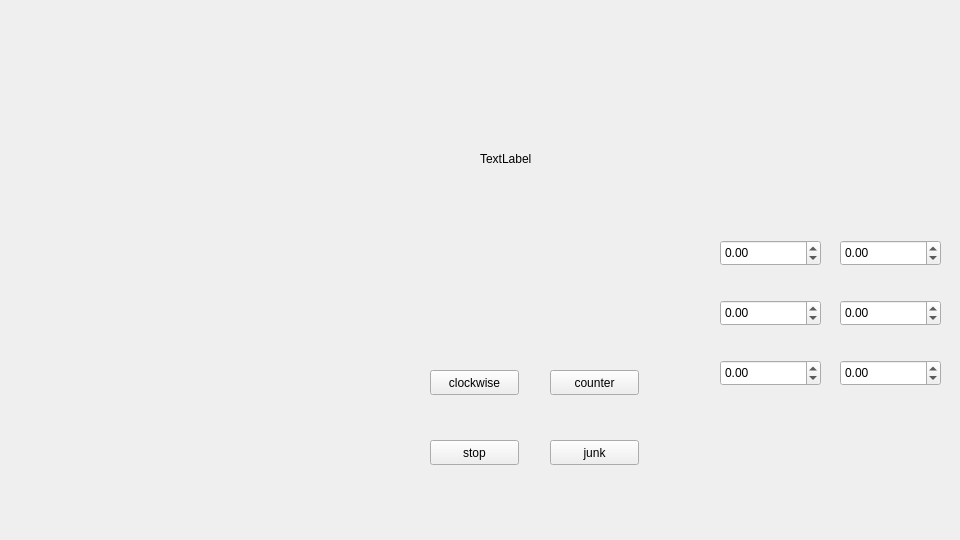
This is cppCode/src/widget.ui in goodvsme/Robot-SemseterProject2 as Qt 5 draws it before an edit. The edited form follows.
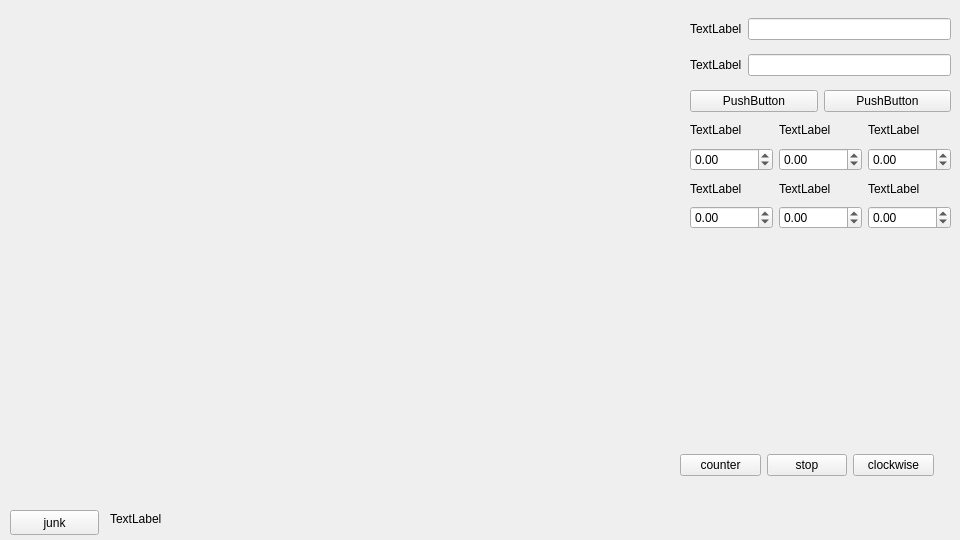
This is the edited form.

Patch:
```diff
--- a/cppCode/src/widget.ui
+++ b/cppCode/src/widget.ui
@@ -25,146 +25,11 @@
   <property name="windowTitle">
    <string>Widget</string>
   </property>
-  <widget class="QDoubleSpinBox" name="doubleSpinBox_X">
-   <property name="geometry">
-    <rect>
-     <x>720</x>
-     <y>240</y>
-     <width>101</width>
-     <height>26</height>
-    </rect>
-   </property>
-   <property name="minimum">
-    <double>-999.000000000000000</double>
-   </property>
-   <property name="maximum">
-    <double>999.000000000000000</double>
-   </property>
-  </widget>
-  <widget class="QDoubleSpinBox" name="doubleSpinBox_Y">
-   <property name="geometry">
-    <rect>
-     <x>720</x>
-     <y>300</y>
-     <width>101</width>
-     <height>26</height>
-    </rect>
-   </property>
-   <property name="minimum">
-    <double>-999.000000000000000</double>
-   </property>
-   <property name="maximum">
-    <double>999.000000000000000</double>
-   </property>
-  </widget>
-  <widget class="QDoubleSpinBox" name="doubleSpinBox_Z">
-   <property name="geometry">
-    <rect>
-     <x>720</x>
-     <y>360</y>
-     <width>101</width>
-     <height>26</height>
-    </rect>
-   </property>
-   <property name="minimum">
-    <double>-999.000000000000000</double>
-   </property>
-   <property name="maximum">
-    <double>999.000000000000000</double>
-   </property>
-  </widget>
-  <widget class="QDoubleSpinBox" name="doubleSpinBox_XX">
-   <property name="geometry">
-    <rect>
-     <x>840</x>
-     <y>240</y>
-     <width>101</width>
-     <height>26</height>
-    </rect>
-   </property>
-   <property name="minimum">
-    <double>-999.000000000000000</double>
-   </property>
-   <property name="maximum">
-    <double>999.000000000000000</double>
-   </property>
-  </widget>
-  <widget class="QDoubleSpinBox" name="doubleSpinBox_YY">
-   <property name="geometry">
-    <rect>
-     <x>840</x>
-     <y>300</y>
-     <width>101</width>
-     <height>26</height>
-    </rect>
-   </property>
-   <property name="minimum">
-    <double>-999.000000000000000</double>
-   </property>
-   <property name="maximum">
-    <double>999.000000000000000</double>
-   </property>
-  </widget>
-  <widget class="QDoubleSpinBox" name="doubleSpinBox_ZZ">
-   <property name="geometry">
-    <rect>
-     <x>840</x>
-     <y>360</y>
-     <width>101</width>
-     <height>26</height>
-    </rect>
-   </property>
-   <property name="minimum">
-    <double>-999.000000000000000</double>
-   </property>
-   <property name="maximum">
-    <double>999.000000000000000</double>
-   </property>
-  </widget>
-  <widget class="QPushButton" name="clockwise">
-   <property name="geometry">
-    <rect>
-     <x>430</x>
-     <y>370</y>
-     <width>89</width>
-     <height>25</height>
-    </rect>
-   </property>
-   <property name="text">
-    <string>clockwise</string>
-   </property>
-  </widget>
-  <widget class="QPushButton" name="stop">
-   <property name="geometry">
-    <rect>
-     <x>430</x>
-     <y>440</y>
-     <width>89</width>
-     <height>25</height>
-    </rect>
-   </property>
-   <property name="text">
-    <string>stop</string>
-   </property>
-  </widget>
-  <widget class="QPushButton" name="counter">
-   <property name="geometry">
-    <rect>
-     <x>550</x>
-     <y>370</y>
-     <width>89</width>
-     <height>25</height>
-    </rect>
-   </property>
-   <property name="text">
-    <string>counter</string>
-   </property>
-  </widget>
   <widget class="QPushButton" name="junk">
    <property name="geometry">
     <rect>
-     <x>550</x>
-     <y>440</y>
+     <x>10</x>
+     <y>510</y>
      <width>89</width>
      <height>25</height>
     </rect>
@@ -176,8 +41,8 @@
   <widget class="QLabel" name="label">
    <property name="geometry">
     <rect>
-     <x>480</x>
-     <y>150</y>
+     <x>110</x>
+     <y>510</y>
      <width>67</width>
      <height>17</height>
     </rect>
@@ -186,6 +51,211 @@
     <string>TextLabel</string>
    </property>
   </widget>
+  <widget class="QWidget" name="horizontalLayoutWidget">
+   <property name="geometry">
+    <rect>
+     <x>680</x>
+     <y>450</y>
+     <width>254</width>
+     <height>31</height>
+    </rect>
+   </property>
+   <layout class="QHBoxLayout" name="horizontalLayout">
+    <item>
+     <widget class="QPushButton" name="counter">
+      <property name="text">
+       <string>counter</string>
+      </property>
+     </widget>
+    </item>
+    <item>
+     <widget class="QPushButton" name="stop">
+      <property name="text">
+       <string>stop</string>
+      </property>
+     </widget>
+    </item>
+    <item>
+     <widget class="QPushButton" name="clockwise">
+      <property name="text">
+       <string>clockwise</string>
+      </property>
+     </widget>
+    </item>
+   </layout>
+  </widget>
+  <widget class="QWidget" name="gridLayoutWidget">
+   <property name="geometry">
+    <rect>
+     <x>690</x>
+     <y>118</y>
+     <width>261</width>
+     <height>111</height>
+    </rect>
+   </property>
+   <layout class="QGridLayout" name="gridLayout">
+    <item row="1" column="1">
+     <widget class="QDoubleSpinBox" name="doubleSpinBox_Y">
+      <property name="minimum">
+       <double>-999.000000000000000</double>
+      </property>
+      <property name="maximum">
+       <double>999.000000000000000</double>
+      </property>
+     </widget>
+    </item>
+    <item row="3" column="0">
+     <widget class="QDoubleSpinBox" name="doubleSpinBox_XX">
+      <property name="minimum">
+       <double>-999.000000000000000</double>
+      </property>
+      <property name="maximum">
+       <double>999.000000000000000</double>
+      </property>
+     </widget>
+    </item>
+    <item row="2" column="1">
+     <widget class="QLabel" name="label_2">
+      <property name="text">
+       <string>TextLabel</string>
+      </property>
+     </widget>
+    </item>
+    <item row="1" column="3">
+     <widget class="QDoubleSpinBox" name="doubleSpinBox_Z">
+      <property name="minimum">
+       <double>-999.000000000000000</double>
+      </property>
+      <property name="maximum">
+       <double>999.000000000000000</double>
+      </property>
+     </widget>
+    </item>
+    <item row="3" column="3">
+     <widget class="QDoubleSpinBox" name="doubleSpinBox_ZZ">
+      <property name="minimum">
+       <double>-999.000000000000000</double>
+      </property>
+      <property name="maximum">
+       <double>999.000000000000000</double>
+      </property>
+     </widget>
+    </item>
+    <item row="2" column="3">
+     <widget class="QLabel" name="label_4">
+      <property name="text">
+       <string>TextLabel</string>
+      </property>
+     </widget>
+    </item>
+    <item row="0" column="0">
+     <widget class="QLabel" name="label_5">
+      <property name="text">
+       <string>TextLabel</string>
+      </property>
+     </widget>
+    </item>
+    <item row="0" column="1">
+     <widget class="QLabel" name="label_6">
+      <property name="text">
+       <string>TextLabel</string>
+      </property>
+     </widget>
+    </item>
+    <item row="3" column="1">
+     <widget class="QDoubleSpinBox" name="doubleSpinBox_YY">
+      <property name="minimum">
+       <double>-999.000000000000000</double>
+      </property>
+      <property name="maximum">
+       <double>999.000000000000000</double>
+      </property>
+     </widget>
+    </item>
+    <item row="1" column="0">
+     <widget class="QDoubleSpinBox" name="doubleSpinBox_X">
+      <property name="minimum">
+       <double>-999.000000000000000</double>
+      </property>
+      <property name="maximum">
+       <double>999.000000000000000</double>
+      </property>
+     </widget>
+    </item>
+    <item row="0" column="3">
+     <widget class="QLabel" name="label_7">
+      <property name="text">
+       <string>TextLabel</string>
+      </property>
+     </widget>
+    </item>
+    <item row="2" column="0">
+     <widget class="QLabel" name="label_3">
+      <property name="text">
+       <string>TextLabel</string>
+      </property>
+     </widget>
+    </item>
+   </layout>
+  </widget>
+  <widget class="QWidget" name="gridLayoutWidget_2">
+   <property name="geometry">
+    <rect>
+     <x>690</x>
+     <y>10</y>
+     <width>261</width>
+     <height>111</height>
+    </rect>
+   </property>
+   <layout class="QGridLayout" name="gridLayout_2">
+    <item row="0" column="0">
+     <layout class="QHBoxLayout" name="horizontalLayout_2">
+      <item>
+       <widget class="QLabel" name="label_8">
+        <property name="text">
+         <string>TextLabel</string>
+        </property>
+       </widget>
+      </item>
+      <item>
+       <widget class="QLineEdit" name="lineEdit"/>
+      </item>
+     </layout>
+    </item>
+    <item row="1" column="0">
+     <layout class="QHBoxLayout" name="horizontalLayout_3">
+      <item>
+       <widget class="QLabel" name="label_9">
+        <property name="text">
+         <string>TextLabel</string>
+        </property>
+       </widget>
+      </item>
+      <item>
+       <widget class="QLineEdit" name="lineEdit_2"/>
+      </item>
+     </layout>
+    </item>
+    <item row="2" column="0">
+     <layout class="QHBoxLayout" name="horizontalLayout_4">
+      <item>
+       <widget class="QPushButton" name="pushButton">
+        <property name="text">
+         <string>PushButton</string>
+        </property>
+       </widget>
+      </item>
+      <item>
+       <widget class="QPushButton" name="pushButton_2">
+        <property name="text">
+         <string>PushButton</string>
+        </property>
+       </widget>
+      </item>
+     </layout>
+    </item>
+   </layout>
+  </widget>
  </widget>
  <resources/>
  <connections/>
```
